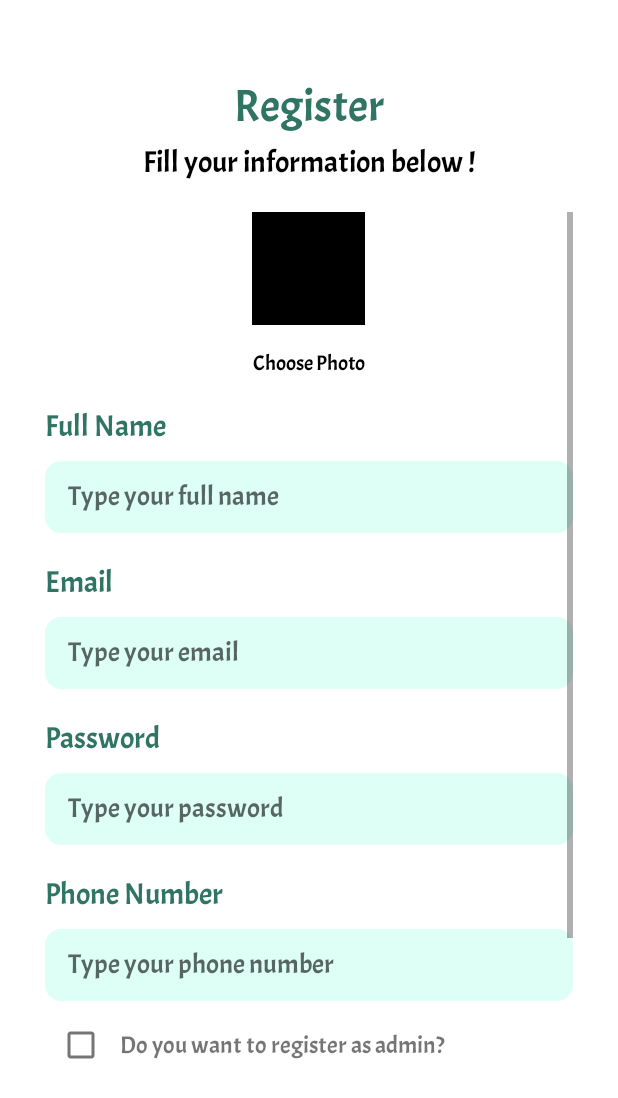
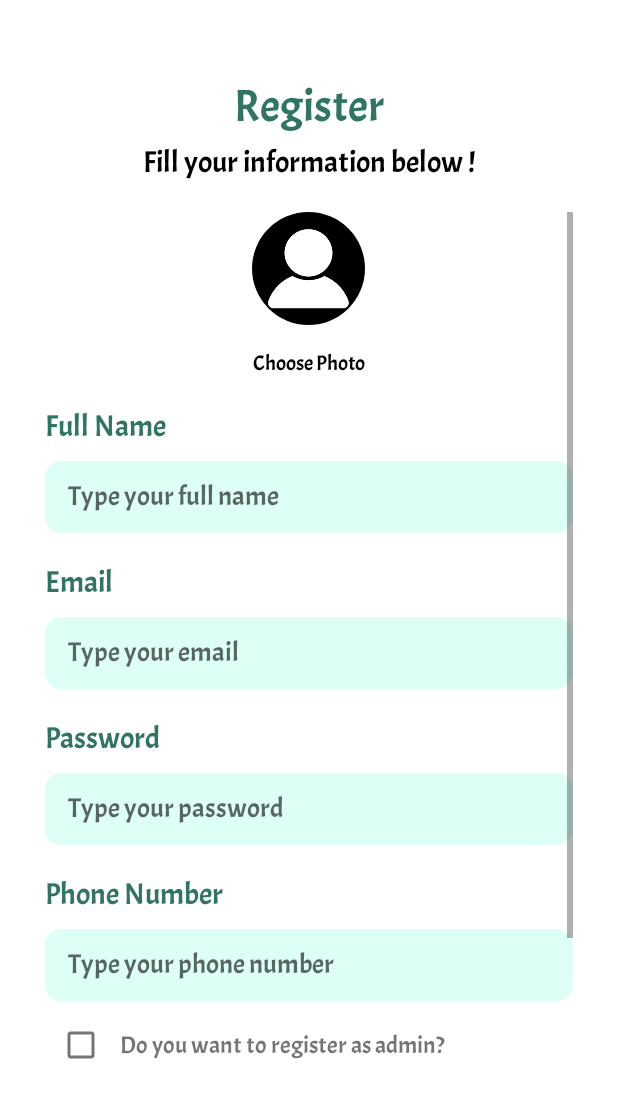
Before and after one commit to rickywizard/demarj-mobile, an Android app: the RegisterActivity screen opened directly, with no data from a screen before it, on a phone screen of 412 x 824 dp. Shown: the top 1098 px of the screen. Run offline under Robolectric (Android 15) with nearby library versions, the phone set to English and light mode, and no system bars; our stand-ins replace Firebase (no records; nobody signed in at launch, a user with empty details on screens opened directly); pictures from the network do not load.

Commit message:
rounded profpict

```diff
--- a/app/src/main/res/layout/activity_register.xml
+++ b/app/src/main/res/layout/activity_register.xml
@@ -51,14 +51,15 @@
             android:layout_height="wrap_content"
             android:orientation="vertical">
 
-            <ImageView
+            <com.google.android.material.imageview.ShapeableImageView
                 android:id="@+id/photo_profile_register"
                 android:layout_width="75dp"
                 android:layout_height="75dp"
                 android:layout_marginBottom="16dp"
+                android:layout_gravity="center"
+                android:src="@drawable/dummy_profpict"
                 android:scaleType="centerCrop"
-                android:background="@color/black"
-                android:layout_gravity="center"
+                app:shapeAppearanceOverlay="@style/roundedImageView"
                 />
 
             <TextView
```
Also changed, not shown: app/src/main/res/drawable/dummy_profpict.png (added).
